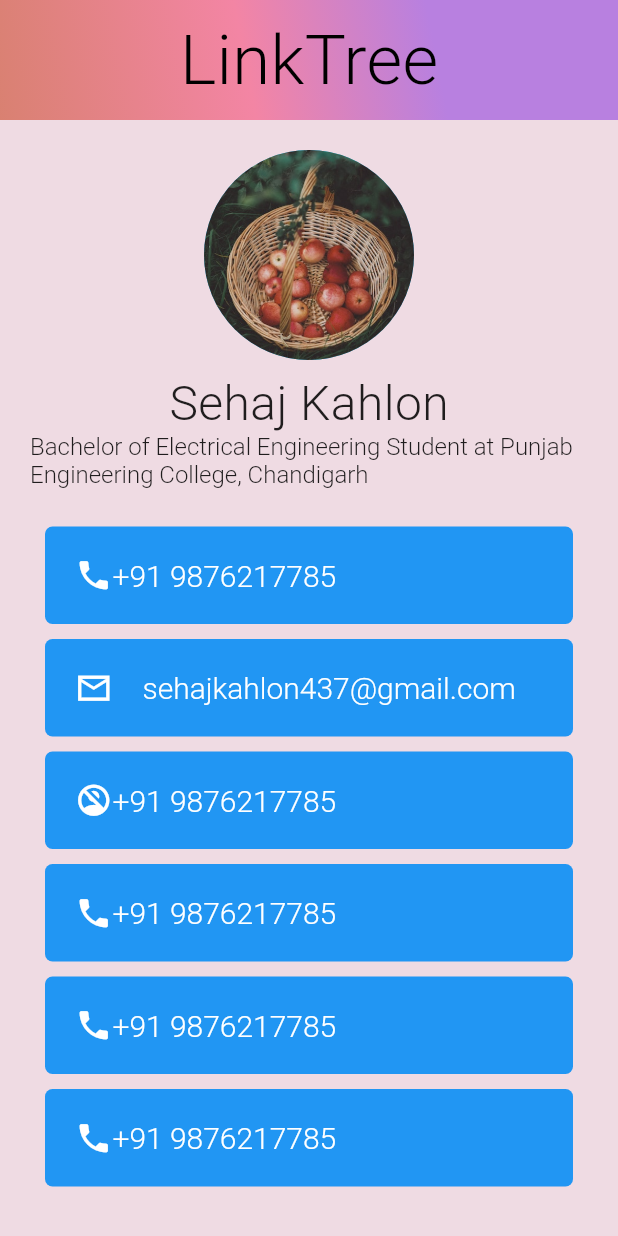
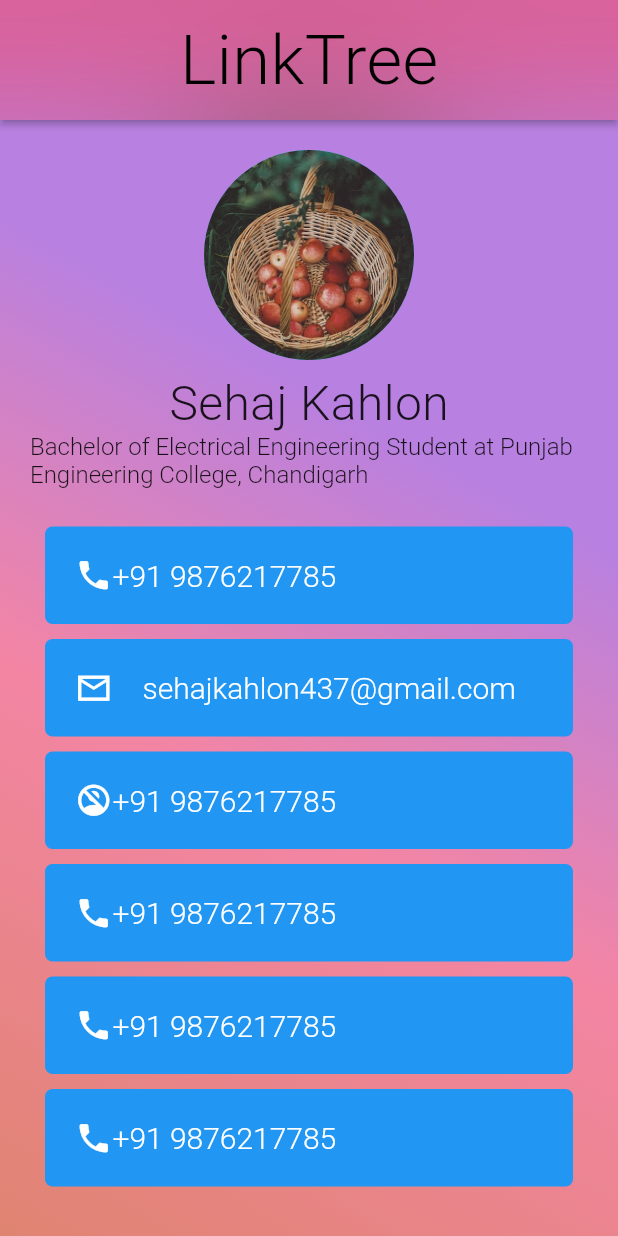
Before and after one commit to Sehaj-kahlon/Intro-App, a Flutter app: the screen it shows after launch, on a phone screen of 412 x 824 dp. Run offline on Flutter 3.47's test engine with Material 2 defaults, Android fonts, the phone set to English and light mode, and no system bars; Roboto replaces fonts that are missing (Roboto-Black).

Commit message:
ui chnages

```diff
--- a/lib/main.dart
+++ b/lib/main.dart
@@ -1,3 +1,5 @@
+import 'dart:ui';
+
 import 'package:flutter/material.dart';
 import 'Options/Options.dart';
 
@@ -19,15 +21,34 @@ class MyApp extends StatelessWidget {
   Widget build(BuildContext context) {
     return MaterialApp(
       home: Scaffold(
-        backgroundColor: Color(0xFFEFDBE3),
-
         appBar: AppBar(
           centerTitle: true,
-            // backgroundColor: Colors.lightBlue,
-            flexibleSpace: Container(
-              padding: const EdgeInsets.only(top: 20, left: 32, right: 32),
-              width: double.infinity,
-              decoration: const BoxDecoration(
+          backgroundColor: Color.fromARGB(255, 223, 94, 145),
+          //  padding: const EdgeInsets.only(top: 20, left: 32, right: 32),
+          flexibleSpace: ClipRect(
+            // padding: const EdgeInsets.only(top: 20, left: 32, right: 32),
+            // width: double.infinity,
+            child: BackdropFilter(
+              filter: ImageFilter.blur(sigmaX: 60.0, sigmaY: 60.0),
+              child: Container(color: Colors.transparent),
+            ),
+          ),
+          toolbarHeight: 80,
+          elevation: 2,
+
+          title: const Text(
+            "LinkTree",
+            style: TextStyle(
+                letterSpacing: 0.2,
+                fontFamily: 'Roboto-Black',
+                color: Colors.black,
+                fontSize: 46,
+                fontWeight: FontWeight.w400),
+          ),
+        ),
+        body: SafeArea(
+          child: Container(
+            decoration: BoxDecoration(
                 gradient: LinearGradient(
               colors: [
                 Color(0xFFB880E0),
@@ -41,22 +62,7 @@ class MyApp extends StatelessWidget {
               ],
               begin: Alignment.topRight,
               end: Alignment.bottomLeft,
-                ),
-              ),
-            ),
-            toolbarHeight: 80,
-            elevation: 0,
-            title: const Text(
-              "LinkTree",
-              style: TextStyle(
-                  letterSpacing: 0.2,
-                  fontFamily: 'Roboto-Black',
-                  color: Colors.black,
-                  fontSize: 46,
-                  fontWeight: FontWeight.w400),
             )),
-        body: SafeArea(
-          child: Container(
             child: Padding(
               padding: const EdgeInsets.only(top: 20, left: 20, right: 20),
               child: Column(children: [
```
Lines whose indentation alone changed are shown as unchanged.
